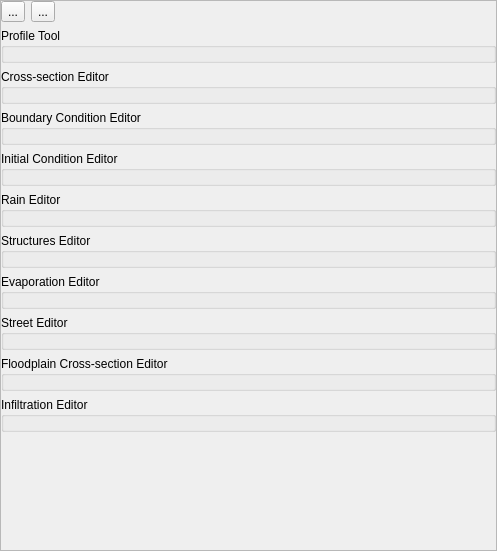
Old version of the form flo2d/ui/f2d_widget.ui in the repository FLO-2DSoftware/qgis-flo-2d-plugin.
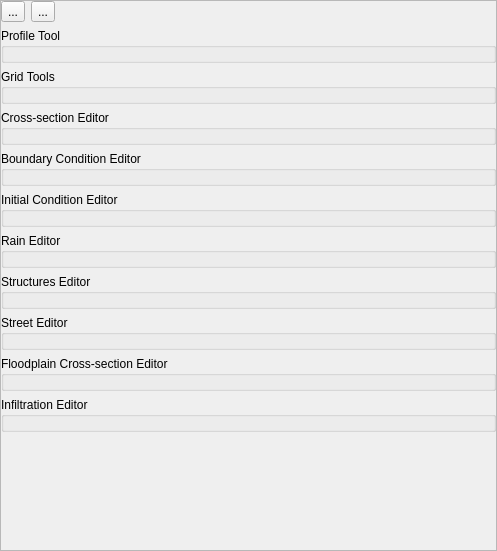
New version of the form. Icons and pictures are not drawn. Custom widgets are drawn as their Qt base class.

```diff
--- a/flo2d/ui/f2d_widget.ui
+++ b/flo2d/ui/f2d_widget.ui
@@ -107,6 +107,24 @@
          </layout>
         </widget>
        </item>
+       <item>
+        <widget class="QgsCollapsibleGroupBox" name="grid_tools_grp">
+         <property name="title">
+          <string>Grid Tools</string>
+         </property>
+         <property name="collapsed">
+          <bool>false</bool>
+         </property>
+         <layout class="QGridLayout" name="gridLayout_6">
+          <property name="margin">
+           <number>6</number>
+          </property>
+          <item row="0" column="0">
+           <layout class="QVBoxLayout" name="grid_tools_lout"/>
+          </item>
+         </layout>
+        </widget>
+       </item>
        <item>
         <widget class="QgsCollapsibleGroupBox" name="xs_editor_grp">
          <property name="title">
@@ -223,24 +241,6 @@
          </layout>
         </widget>
        </item>
-       <item>
-        <widget class="QgsCollapsibleGroupBox" name="evap_editor_grp">
-         <property name="title">
-          <string>Evaporation Editor</string>
-         </property>
-         <property name="collapsed">
-          <bool>false</bool>
-         </property>
-         <layout class="QGridLayout" name="gridLayout_6">
-          <property name="margin">
-           <number>6</number>
-          </property>
-          <item row="0" column="0">
-           <layout class="QVBoxLayout" name="evap_editor_lout"/>
-          </item>
-         </layout>
-        </widget>
-       </item>
        <item>
         <widget class="QgsCollapsibleGroupBox" name="street_editor_grp">
          <property name="title">
```
